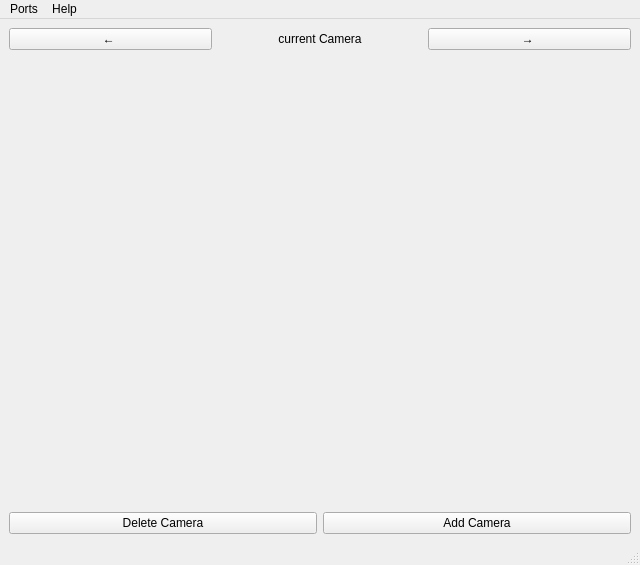
Qt form ui/Ui_MainWindow.ui (alvaro893/sensor-reader) before a commit.
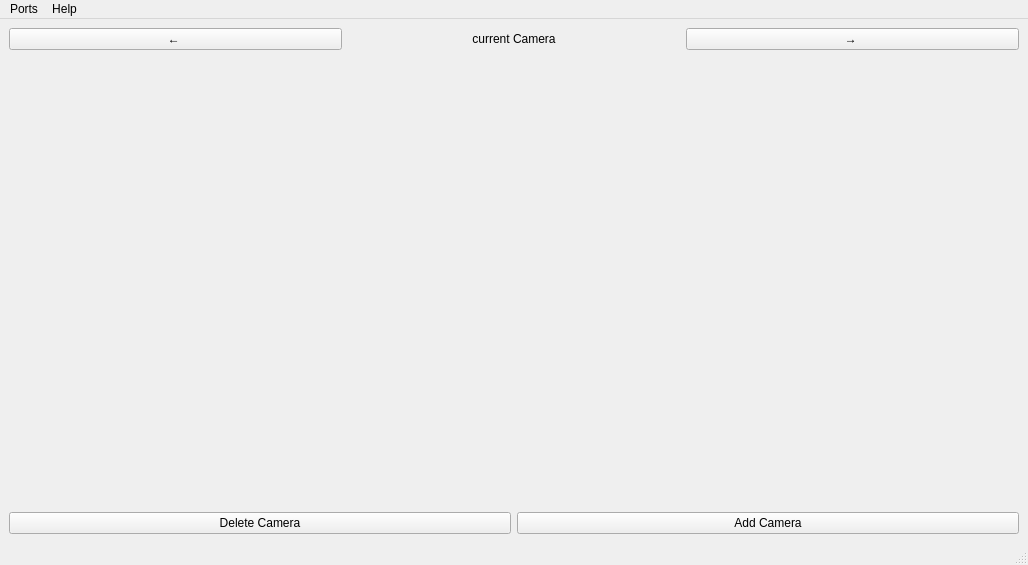
The same form after that commit.

The edit to the form file:
```diff
--- a/ui/Ui_MainWindow.ui
+++ b/ui/Ui_MainWindow.ui
@@ -6,7 +6,7 @@
    <rect>
     <x>0</x>
     <y>0</y>
-    <width>640</width>
+    <width>1028</width>
     <height>565</height>
    </rect>
   </property>
@@ -95,7 +95,7 @@
     <rect>
      <x>0</x>
      <y>0</y>
-     <width>640</width>
+     <width>1028</width>
      <height>21</height>
     </rect>
    </property>
```
